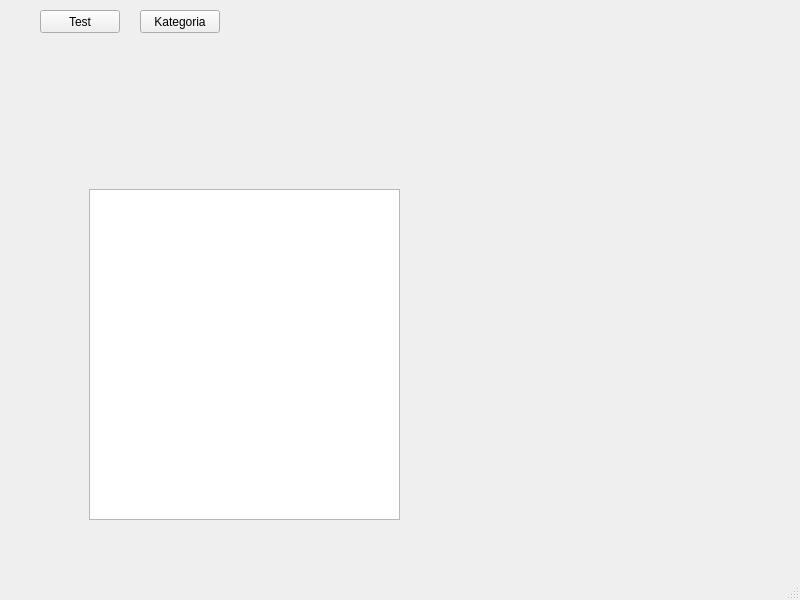
Old version of the form mainwindow.ui in the repository Charlie789/Quiz.
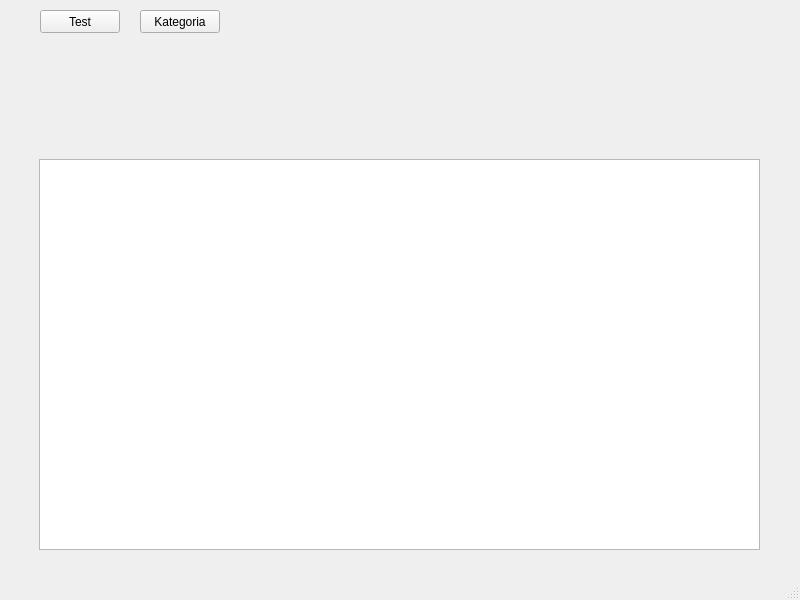
New version of the form.

Commit message: Dodanie tabeli to wyświetlania testów

```diff
--- a/mainwindow.ui
+++ b/mainwindow.ui
@@ -50,13 +50,13 @@
      </rect>
     </property>
     <widget class="QWidget" name="test_page">
-     <widget class="QListView" name="test_list_view">
+     <widget class="QTableView" name="tableView">
       <property name="geometry">
        <rect>
-        <x>80</x>
-        <y>70</y>
-        <width>311</width>
-        <height>331</height>
+        <x>30</x>
+        <y>40</y>
+        <width>721</width>
+        <height>391</height>
        </rect>
       </property>
      </widget>
```
Left out of the diff: 6 changed lines with no effect on the pictures. The commit also changes 2 other files.
